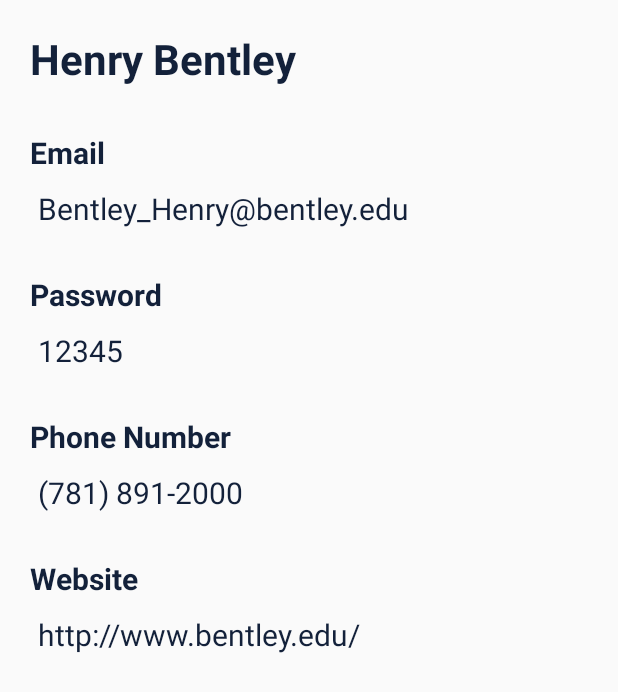
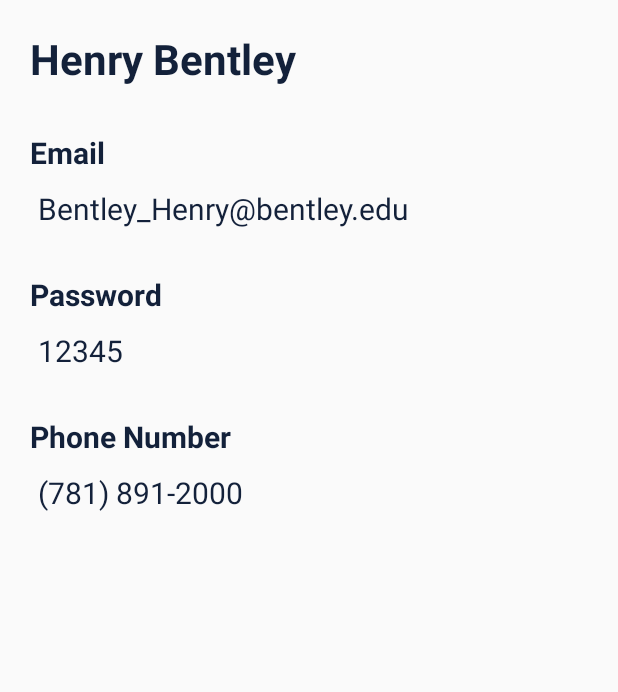
Before and after one commit to ZimoC/UPARK, an Android app: the layout profile.xml on its own in the app's theme, with its tools: preview values and no code run, on a phone screen of 412 x 824 dp. Shown: the top 692 px of the screen. Run offline under Robolectric (Android 15) with nearby library versions, the phone set to English and light mode, and no system bars.

Commit message:
Update Profile

```diff
--- a/app/src/main/java/com/example/echo/myapplication/MapsActivity.java
+++ b/app/src/main/java/com/example/echo/myapplication/MapsActivity.java
@@ -336,8 +336,8 @@ public class MapsActivity extends AppCompatActivity implements OnMapReadyCallbac
             case R.id.close:
                 final AlertDialog.Builder builder = new AlertDialog.Builder(MapsActivity.this);
                 builder.setTitle("Info");
-                builder.setMessage("Do you want to logout ??");
-                builder.setPositiveButton("Take me away!", new DialogInterface.OnClickListener() {
+                builder.setMessage("Do you want to logout ?");
+                builder.setPositiveButton("I am sure!", new DialogInterface.OnClickListener() {
                     @Override
                     public void onClick(DialogInterface dialogInterface, int i) {
 
--- a/app/src/main/java/com/example/echo/myapplication/UserArea.java
+++ b/app/src/main/java/com/example/echo/myapplication/UserArea.java
@@ -149,8 +149,8 @@ public class UserArea extends AppCompatActivity {
             case R.id.close:
                 final AlertDialog.Builder builder = new AlertDialog.Builder(UserArea.this);
                 builder.setTitle("Info");
-                builder.setMessage("Do you want to logout ??");
-                builder.setPositiveButton("Take me away!", new DialogInterface.OnClickListener() {
+                builder.setMessage("Do you want to logout ?");
+                builder.setPositiveButton("I am sure!", new DialogInterface.OnClickListener() {
                     @Override
                     public void onClick(DialogInterface dialogInterface, int i) {
 
--- a/app/src/main/res/layout/profile.xml
+++ b/app/src/main/res/layout/profile.xml
@@ -4,11 +4,8 @@
     android:layout_height="match_parent"
     android:orientation="vertical" >
 
-
-
-
-
     <TextView
+        android:id="@+id/name"
         android:layout_width="wrap_content"
         android:layout_height="wrap_content"
         android:text="Henry Bentley "
@@ -20,7 +17,6 @@
         android:layout_marginTop="20dp"
         android:textStyle="normal|bold" />
 
-
     <TextView
         android:layout_width="wrap_content"
         android:layout_height="wrap_content"
@@ -31,7 +27,9 @@
         android:layout_marginLeft="20dp"
         android:layout_marginTop="10dp"
         android:textStyle="normal|bold" />
+
     <TextView
+        android:id="@+id/email"
         android:layout_width="wrap_content"
         android:layout_height="wrap_content"
         android:text="Bentley_Henry@bentley.edu"
@@ -41,6 +39,7 @@
         android:fontFamily="sans-serif"
         android:layout_marginLeft="25dp"
         android:layout_marginTop="10dp" />
+
     <TextView
         android:layout_width="wrap_content"
         android:layout_height="wrap_content"
@@ -51,7 +50,9 @@
         android:layout_marginLeft="20dp"
         android:layout_marginTop="10dp"
         android:textStyle="normal|bold" />
+
     <TextView
+        android:id="@+id/password"
         android:layout_width="wrap_content"
         android:layout_height="wrap_content"
         android:text="12345"
@@ -61,6 +62,7 @@
         android:fontFamily="sans-serif"
         android:layout_marginLeft="25dp"
         android:layout_marginTop="10dp" />
+
     <TextView
         android:layout_width="wrap_content"
         android:layout_height="wrap_content"
@@ -71,7 +73,9 @@
         android:layout_marginLeft="20dp"
         android:layout_marginTop="10dp"
         android:textStyle="normal|bold" />
+
     <TextView
+        android:id="@+id/phone"
         android:layout_width="wrap_content"
         android:layout_height="wrap_content"
         android:text="(781) 891-2000"
@@ -81,30 +85,5 @@
         android:fontFamily="sans-serif"
         android:layout_marginLeft="25dp"
         android:layout_marginTop="10dp" />
-    <TextView
-        android:layout_width="wrap_content"
-        android:layout_height="wrap_content"
-        android:text="Website"
-        android:textSize="20sp"
-        android:textColor="#13213a"
-        android:fontFamily="sans-serif"
-        android:layout_marginLeft="20dp"
-        android:layout_marginTop="10dp"
-        android:textStyle="normal|bold" />
-    <TextView
-        android:id="@+id/URL"
-        android:layout_width="wrap_content"
-        android:layout_height="wrap_content"
-        android:text="http://www.bentley.edu/"
-        android:textSize="20sp"
-        android:textColor="#13213a"
-        android:layout_marginBottom="20dp"
-        android:fontFamily="sans-serif"
-        android:layout_marginLeft="25dp"
-        android:layout_marginTop="10dp"
-        android:onClick="onClick"
-        android:clickable="true"/>
-
-
 
 </LinearLayout>
```
Also changed, not shown: app/src/main/java/com/example/echo/myapplication/Login.java (+8 -5 lines), app/src/main/java/com/example/echo/myapplication/profile.java (+17 -15 lines).
